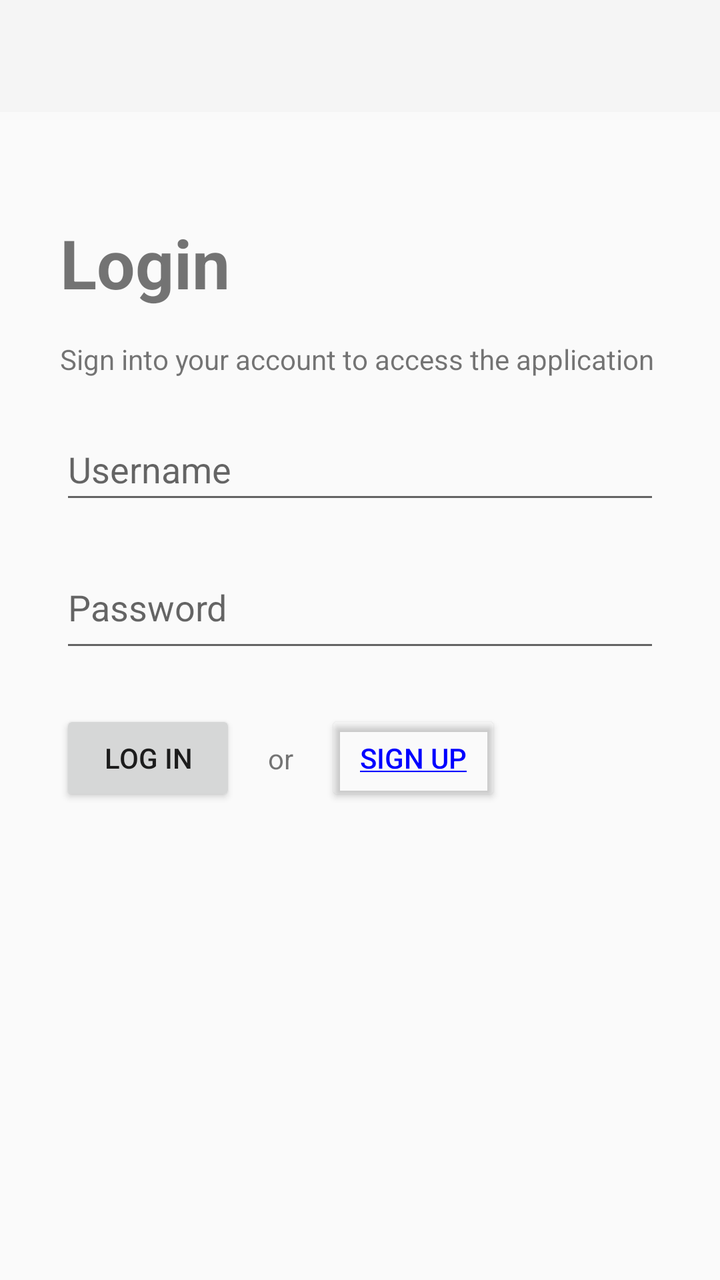
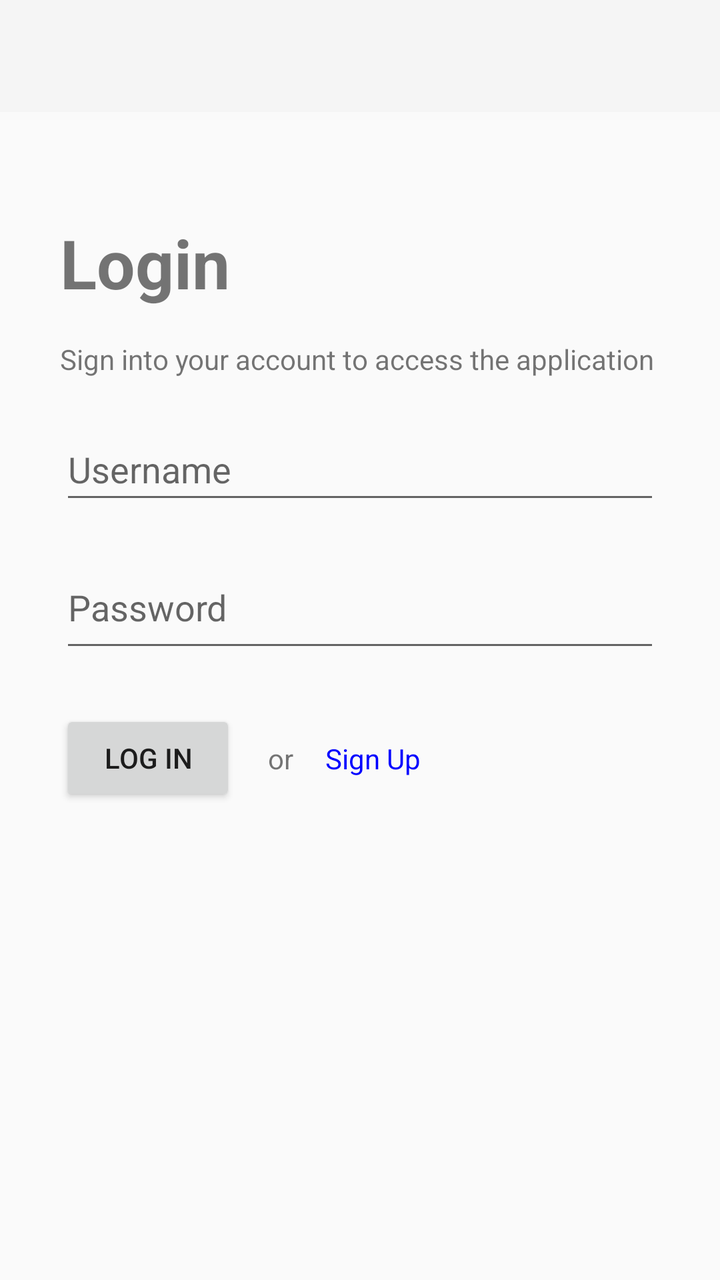

Screens rendered from an Android XML layout before and after an edit, with the pre-edit source and the edit as a unified diff.
<!-- AndroidManifest.xml: application theme Theme.AppCompat.Light.NoActionBar -->
<!-- res/layout/activity_login_page.xml -->
<?xml version="1.0" encoding="utf-8"?>
<androidx.constraintlayout.widget.ConstraintLayout xmlns:android="http://schemas.android.com/apk/res/android"
    xmlns:app="http://schemas.android.com/apk/res-auto"
    xmlns:tools="http://schemas.android.com/tools"
    android:layout_width="match_parent"
    android:layout_height="match_parent">

    <com.google.android.material.appbar.MaterialToolbar
        android:id="@+id/toolbar"
        android:layout_width="fill_parent"
        android:layout_height="wrap_content"
        android:background="?attr/colorPrimary"
        android:minHeight="?attr/actionBarSize"
        android:theme="?attr/actionBarTheme"
        app:layout_constraintStart_toStartOf="parent"
        app:layout_constraintTop_toTopOf="parent" />

    <TextView
        android:id="@+id/loginTitleText"
        android:layout_width="wrap_content"
        android:layout_height="wrap_content"
        android:text="Login"
        android:textSize="34sp"
        android:textStyle="bold"
        app:layout_constraintStart_toStartOf="@+id/guideline2"
        app:layout_constraintTop_toTopOf="@+id/guideline" />

    <androidx.constraintlayout.widget.Guideline
        android:id="@+id/guideline"
        android:layout_width="wrap_content"
        android:layout_height="wrap_content"
        android:orientation="horizontal"
        app:layout_constraintGuide_percent="0.17" />

    <androidx.constraintlayout.widget.Guideline
        android:id="@+id/guideline2"
        android:layout_width="wrap_content"
        android:layout_height="wrap_content"
        android:orientation="vertical"
        app:layout_constraintGuide_begin="30dp" />

    <TextView
        android:id="@+id/textView2"
        android:layout_width="wrap_content"
        android:layout_height="wrap_content"
        android:layout_marginTop="16dp"
        android:text="Sign into your account to access the application"
        app:layout_constraintStart_toStartOf="@+id/guideline2"
        app:layout_constraintTop_toBottomOf="@+id/loginTitleText" />

    <EditText
        android:id="@+id/editTextTextPassword"
        android:layout_width="0dp"
        android:layout_height="58dp"
        android:layout_marginTop="16dp"
        android:ems="10"
        android:hint="Password"
        android:imeOptions="actionDone"
        android:inputType="textPassword"
        android:maxLines="1"
        app:layout_constraintEnd_toStartOf="@+id/guideline3"
        app:layout_constraintStart_toStartOf="@+id/guideline2"
        app:layout_constraintTop_toBottomOf="@+id/editTextTextEmailAddress" />

    <EditText
        android:id="@+id/editTextTextEmailAddress"
        android:layout_width="0dp"
        android:layout_height="48dp"
        android:layout_marginTop="20dp"
        android:ems="10"
        android:hint="Username"
        android:imeOptions="actionNext"
        android:inputType="text"
        android:maxLines="1"
        app:layout_constraintEnd_toStartOf="@+id/guideline3"
        app:layout_constraintStart_toStartOf="@+id/guideline2"
        app:layout_constraintTop_toBottomOf="@+id/textView2" />

    <Button
        android:id="@+id/loginButton"
        android:layout_width="wrap_content"
        android:layout_height="wrap_content"
        android:layout_marginTop="24dp"
        android:text="Log in"
        app:layout_constraintStart_toStartOf="@+id/guideline2"
        app:layout_constraintTop_toBottomOf="@+id/editTextTextPassword" />

    <TextView
        android:id="@+id/textView3"
        android:layout_width="wrap_content"
        android:layout_height="wrap_content"
        android:layout_marginStart="16dp"
        android:text="or"
        app:layout_constraintBottom_toBottomOf="@+id/loginButton"
        app:layout_constraintStart_toEndOf="@+id/loginButton"
        app:layout_constraintTop_toTopOf="@+id/loginButton" />

    <Button
        android:id="@+id/signupButton"
        android:layout_width="wrap_content"
        android:layout_height="wrap_content"
        android:layout_marginStart="16dp"
        android:layout_marginTop="24dp"
        android:backgroundTint="#009E9E9E"
        android:text="@string/login.signup"
        android:textColor="#0000FF"
        app:layout_constraintStart_toEndOf="@+id/textView3"
        app:layout_constraintTop_toBottomOf="@+id/editTextTextPassword" />

    <androidx.constraintlayout.widget.Guideline
        android:id="@+id/guideline3"
        android:layout_width="wrap_content"
        android:layout_height="wrap_content"
        android:orientation="vertical"
        app:layout_constraintGuide_end="30dp" />

</androidx.constraintlayout.widget.ConstraintLayout>
<!-- resources referenced by this layout -->
<resources>
  <string name="login.signup"><u>Sign up</u></string>
</resources>

<!-- the commit's change to res/layout/activity_login_page.xml (unified diff, before → after) -->
@@ -6,7 +6,7 @@
     android:layout_height="match_parent">
 
     <com.google.android.material.appbar.MaterialToolbar
-        android:id="@+id/toolbar"
+        android:id="@+id/loginToolbar"
         android:layout_width="fill_parent"
         android:layout_height="wrap_content"
         android:background="?attr/colorPrimary"
@@ -40,7 +40,7 @@
         app:layout_constraintGuide_begin="30dp" />
 
     <TextView
-        android:id="@+id/textView2"
+        android:id="@+id/loginSubtitle"
         android:layout_width="wrap_content"
         android:layout_height="wrap_content"
         android:layout_marginTop="16dp"
@@ -49,7 +49,7 @@
         app:layout_constraintTop_toBottomOf="@+id/loginTitleText" />
 
     <EditText
-        android:id="@+id/editTextTextPassword"
+        android:id="@+id/editTextPassword"
         android:layout_width="0dp"
         android:layout_height="58dp"
         android:layout_marginTop="16dp"
@@ -60,10 +60,10 @@
         android:maxLines="1"
         app:layout_constraintEnd_toStartOf="@+id/guideline3"
         app:layout_constraintStart_toStartOf="@+id/guideline2"
-        app:layout_constraintTop_toBottomOf="@+id/editTextTextEmailAddress" />
+        app:layout_constraintTop_toBottomOf="@+id/editTextUsername" />
 
     <EditText
-        android:id="@+id/editTextTextEmailAddress"
+        android:id="@+id/editTextUsername"
         android:layout_width="0dp"
         android:layout_height="48dp"
         android:layout_marginTop="20dp"
@@ -74,7 +74,7 @@
         android:maxLines="1"
         app:layout_constraintEnd_toStartOf="@+id/guideline3"
         app:layout_constraintStart_toStartOf="@+id/guideline2"
-        app:layout_constraintTop_toBottomOf="@+id/textView2" />
+        app:layout_constraintTop_toBottomOf="@+id/loginSubtitle" />
 
     <Button
         android:id="@+id/loginButton"
@@ -83,29 +83,19 @@
         android:layout_marginTop="24dp"
         android:text="Log in"
         app:layout_constraintStart_toStartOf="@+id/guideline2"
-        app:layout_constraintTop_toBottomOf="@+id/editTextTextPassword" />
+        app:layout_constraintTop_toBottomOf="@+id/editTextPassword" />
 
     <TextView
         android:id="@+id/textView3"
         android:layout_width="wrap_content"
         android:layout_height="wrap_content"
         android:layout_marginStart="16dp"
+        android:layout_marginEnd="16dp"
         android:text="or"
         app:layout_constraintBottom_toBottomOf="@+id/loginButton"
+        app:layout_constraintEnd_toStartOf="@+id/signupButton"
         app:layout_constraintStart_toEndOf="@+id/loginButton"
         app:layout_constraintTop_toTopOf="@+id/loginButton" />
-
-    <Button
-        android:id="@+id/signupButton"
-        android:layout_width="wrap_content"
-        android:layout_height="wrap_content"
-        android:layout_marginStart="16dp"
-        android:layout_marginTop="24dp"
-        android:backgroundTint="#009E9E9E"
-        android:text="@string/login.signup"
-        android:textColor="#0000FF"
-        app:layout_constraintStart_toEndOf="@+id/textView3"
-        app:layout_constraintTop_toBottomOf="@+id/editTextTextPassword" />
 
     <androidx.constraintlayout.widget.Guideline
         android:id="@+id/guideline3"
@@ -114,4 +104,15 @@
         android:orientation="vertical"
         app:layout_constraintGuide_end="30dp" />
 
+    <TextView
+        android:id="@+id/signupButton"
+        android:layout_width="wrap_content"
+        android:layout_height="wrap_content"
+        android:layout_marginStart="16dp"
+        android:text="Sign Up"
+        android:textColor="#0000FF"
+        app:layout_constraintBottom_toBottomOf="@+id/textView3"
+        app:layout_constraintStart_toEndOf="@+id/textView3"
+        app:layout_constraintTop_toTopOf="@+id/textView3" />
+
 </androidx.constraintlayout.widget.ConstraintLayout>
<!-- resource entries referenced after the edit -->
@@ -1,5 +1,5 @@
 <!-- resources referenced by this layout -->
 <resources>
-  <string name="login.signup"><u>Sign up</u></string>
+
 </resources>
 
